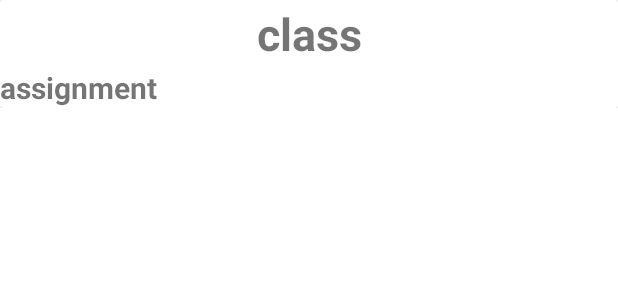
After one commit to MarcosOS98/CST-483-Project-3-Mobile, an Android app: the layout student_row_item.xml on its own in the app's theme, with its tools: preview values and no code run, on a phone screen of 412 x 824 dp. The commit adds this screen. Shown: the top 300 px of the screen. Run offline under Robolectric (Android 15) with nearby library versions, the phone set to English and light mode, and no system bars.

Commit message:
-began work on student home recycler view --added fragment_student_home.xml with recycler container --added student_row_item.xml to hold basic assignment info --added StudentRowAdapter.java to populate recyclerview

```diff
--- /dev/null
+++ b/app/src/main/java/com/example/project3mobile/adapters/StudentRowAdapter.java
@@ -0,0 +1,33 @@
+package com.example.project3mobile.adapters;
+
+import android.view.View;
+import android.view.ViewGroup;
+
+import androidx.annotation.NonNull;
+import androidx.recyclerview.widget.RecyclerView;
+
+public class StudentRowAdapter extends RecyclerView.Adapter<StudentRowAdapter.Viewholder> {
+    @NonNull
+    @Override
+    public StudentRowAdapter.Viewholder onCreateViewHolder(@NonNull ViewGroup parent, int viewType) {
+        return null;
+    }
+
+    @Override
+    public void onBindViewHolder(@NonNull StudentRowAdapter.Viewholder holder, int position) {
+
+    }
+
+    @Override
+    public int getItemCount() {
+        return 0;
+    }
+
+    public class Viewholder extends RecyclerView.ViewHolder {
+
+        public Viewholder(@NonNull View itemView) {
+            super(itemView);
+        }
+    }
+
+}
--- a/app/src/main/res/layout/fragment_student_home.xml
+++ b/app/src/main/res/layout/fragment_student_home.xml
@@ -6,9 +6,9 @@
     tools:context=".fragments.StudentHomeFragment">
 
     <!-- TODO: Update blank fragment layout -->
-    <TextView
+    <androidx.recyclerview.widget.RecyclerView
         android:layout_width="match_parent"
         android:layout_height="match_parent"
-        android:text="@string/hello_blank_fragment" />
+        android:id="@+id/recycler"/>
 
 </FrameLayout>
--- /dev/null
+++ b/app/src/main/res/layout/student_row_item.xml
@@ -0,0 +1,36 @@
+<?xml version="1.0" encoding="utf-8"?>
+<RelativeLayout xmlns:android="http://schemas.android.com/apk/res/android"
+    android:layout_width="match_parent" android:layout_height="wrap_content">
+
+    <androidx.cardview.widget.CardView
+        android:layout_width="match_parent"
+        android:layout_height="wrap_content">
+        <LinearLayout
+            android:layout_width="match_parent"
+            android:layout_height="wrap_content"
+            android:orientation="vertical"
+            android:id="@+id/layout_id">
+
+            <TextView
+                android:layout_width="match_parent"
+                android:layout_height="wrap_content"
+                android:id="@+id/className"
+                android:text="class"
+                android:gravity="center"
+                android:layout_marginTop="2dp"
+                android:textStyle="bold"
+                android:textSize="30dp"/>
+
+            <TextView
+                android:layout_width="match_parent"
+                android:layout_height="wrap_content"
+                android:id="@+id/assignName"
+                android:text="assignment"
+                android:gravity="left"
+                android:layout_marginTop="2dp"
+                android:textStyle="bold"
+                android:textSize="20dp"/>
+
+        </LinearLayout>
+    </androidx.cardview.widget.CardView>
+</RelativeLayout>
```
